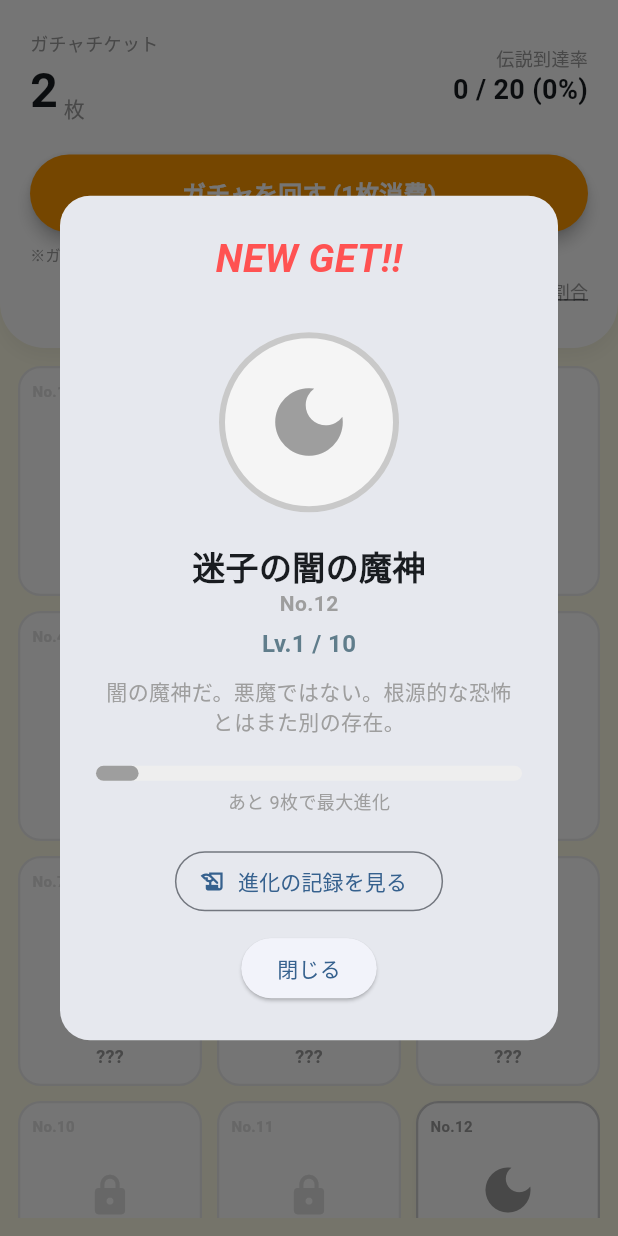
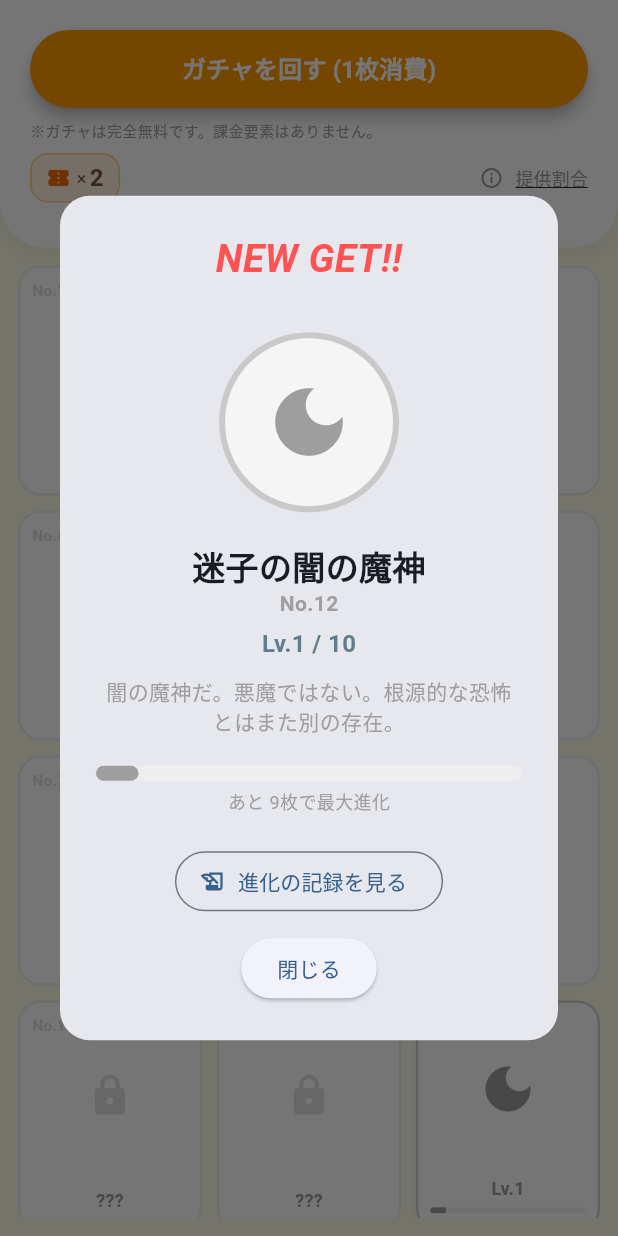
Before and after one commit to karaagenomuranaoya/kakeibo2, a Flutter app: the GachaGameTab screen opened directly, after a tap on "ガチャを回す (1枚消費)", on a phone screen of 412 x 824 dp. Run offline on Flutter 3.47's test engine with Material 3 defaults, Android fonts, the phone set to English and light mode, and no system bars; our stand-ins replace fl_chart, shared_preferences; accounts and stored records are empty.

```diff
--- a/lib/data/gacha_data.dart
+++ b/lib/data/gacha_data.dart
@@ -174,9 +174,9 @@ class GachaData {
         // Lv3
         "順調に育ってきた。質感はちょっといい店で出てくる、あのトロットロのチーズフォンデュ。パンに絡めたら最高に美味しそうだけど、絶対食べちゃダメだよ。",
         // Lv4
-        "色が淡いピンク（または緑）に。この頃から急に「癒し」を振りまき始める。疲れた人を片っ端から包み込んで癒してくれるけど、MPを消費している自覚はないらしい。",
+        "色が淡い緑に。この頃から急に「癒し」を振りまき始める。疲れた人を片っ端から包み込んで癒してくれるけど、MPを消費している自覚はないらしい。",
         // Lv5
-        "なぜか急に世界最弱レベルにまで弱体化してしまった。色が『あの青』になったせいかな。原点回帰というか、初期村の周辺に生息してそうな安心感があるね。",
+        "なぜか急に世界最弱レベルにまで弱体化してしまった。なんだろ、色のせいかな。原点回帰というか、初期村の周辺に生息してそうな安心感があるね。",
         // Lv6
         "見た目は弱そうだけど、サイズだけは一人前。韓国料理屋で鉄板の上にドバドバ流し込まれる、あの暴力的な量のチーズくらいには成長した。重い。",
         // Lv7
--- a/lib/screens/gacha/gacha_game_tab.dart
+++ b/lib/screens/gacha/gacha_game_tab.dart
@@ -541,57 +541,6 @@ class _GachaGameTabState extends State<GachaGameTab>
             ),
             child: Column(
               children: [
-                Row(
-                  mainAxisAlignment: MainAxisAlignment.spaceBetween,
-                  children: [
-                    Column(
-                      crossAxisAlignment: CrossAxisAlignment.start,
-                      children: [
-                        const Text(
-                          "ガチャチケット",
-                          style: TextStyle(fontSize: 12, color: Colors.grey),
-                        ),
-                        Row(
-                          crossAxisAlignment: CrossAxisAlignment.end,
-                          children: [
-                            Text(
-                              "$_credits",
-                              style: const TextStyle(
-                                fontSize: 32,
-                                fontWeight: FontWeight.bold,
-                              ),
-                            ),
-                            const Text(
-                              " 枚",
-                              style: TextStyle(
-                                fontSize: 14,
-                                color: Colors.grey,
-                              ),
-                            ),
-                          ],
-                        ),
-                      ],
-                    ),
-                    Column(
-                      crossAxisAlignment: CrossAxisAlignment.end,
-                      children: [
-                        const Text(
-                          "伝説到達率",
-                          style: TextStyle(fontSize: 12, color: Colors.grey),
-                        ),
-                        Text(
-                          "$maxLevelItems / $totalItems (${(completeRate * 100).toStringAsFixed(0)}%)",
-                          style: const TextStyle(
-                            fontSize: 18,
-                            fontWeight: FontWeight.bold,
-                          ),
-                        ),
-                      ],
-                    ),
-                  ],
-                ),
-                const SizedBox(height: 20),
-
                 SizedBox(
                   width: double.infinity,
                   child: ElevatedButton(
@@ -628,12 +577,56 @@ class _GachaGameTabState extends State<GachaGameTab>
                     ],
                   ),
                 ),
-                if (!isAllComplete)
+                // ▼▼▼▼ ここから修正 ▼▼▼▼
                 Padding(
                   padding: const EdgeInsets.only(top: 8.0),
-                    child: Align(
-                      alignment: Alignment.centerRight,
-                      child: TextButton.icon(
+                  child: Row(
+                    mainAxisAlignment: MainAxisAlignment.spaceBetween, // 左右に配置
+                    crossAxisAlignment: CrossAxisAlignment.center,
+                    children: [
+                      // 左側：チケット所持数表示
+                      Container(
+                        padding: const EdgeInsets.symmetric(
+                          horizontal: 10,
+                          vertical: 4,
+                        ),
+                        decoration: BoxDecoration(
+                          color: Colors.orange.shade50,
+                          borderRadius: BorderRadius.circular(12),
+                          border: Border.all(color: Colors.orange.shade200),
+                        ),
+                        child: Row(
+                          mainAxisSize: MainAxisSize.min,
+                          children: [
+                            Icon(
+                              Icons.confirmation_number, // チケットのアイコン
+                              size: 16,
+                              color: Colors.orange.shade800,
+                            ),
+                            const SizedBox(width: 4),
+                            const Text(
+                              "×",
+                              style: TextStyle(
+                                fontSize: 12,
+                                color: Colors.brown,
+                              ),
+                            ),
+                            const SizedBox(width: 2),
+                            Text(
+                              "$_credits", // 変数 _credits を表示
+                              style: const TextStyle(
+                                fontSize: 16,
+                                fontWeight: FontWeight.bold,
+                                color: Colors.brown,
+                              ),
+                            ),
+                          ],
+                        ),
+                      ),
+
+                      // 右側：提供割合ボタン（コンプリート時は非表示）
+                      if (!isAllComplete)
+                        TextButton.icon(
                           onPressed: _showRateDialog,
                           icon: const Icon(
                             Icons.info_outline,
@@ -654,8 +647,10 @@ class _GachaGameTabState extends State<GachaGameTab>
                             tapTargetSize: MaterialTapTargetSize.shrinkWrap,
                           ),
                         ),
+                    ],
                   ),
                 ),
+                // ▲▲▲▲ 修正ここまで ▲▲▲▲
               ],
             ),
           ),
```
Also changed, not shown: lib/data/bonus_data.dart (added, +64 -0 lines), lib/models/bonus_item.dart (added, +18 -0 lines), lib/screens/gacha/bonus_tab.dart (+149 -110 lines). Lines whose indentation alone changed are shown as unchanged.
